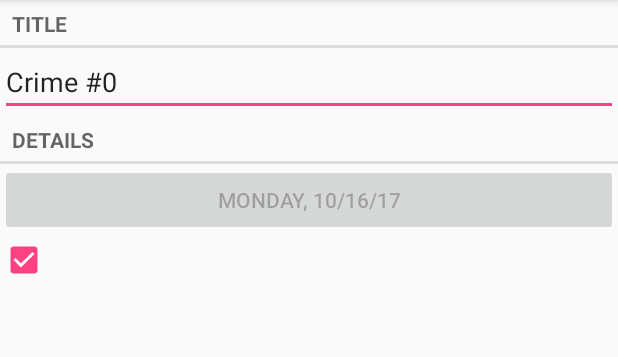
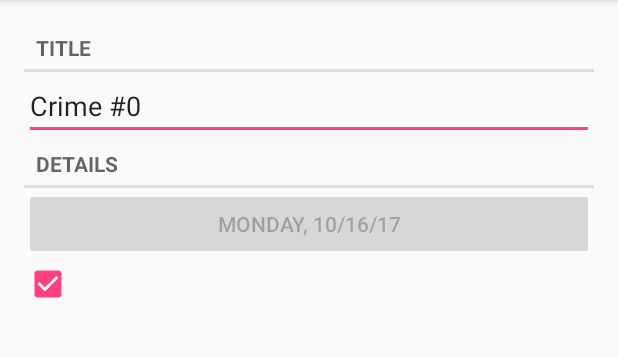
Before and after one commit to Derrek-Larson/CriminalIntent, an Android app: the CrimeFragment screen opened directly, with no data from a screen before it, on a phone screen of 412 x 824 dp, the part 84-441 px from its top. Run offline under Robolectric (Android 15) with nearby library versions, the phone set to English and light mode, and no system bars.

Commit message:
commit before beginning chapter 11 challenge section edit: ch11 challenge 1 finished.

```diff
--- a/app/src/main/res/layout/fragment_crime.xml
+++ b/app/src/main/res/layout/fragment_crime.xml
@@ -3,31 +3,44 @@
               android:orientation="vertical"
               android:layout_width="match_parent"
               android:layout_height="match_parent"
-              android:layout_margin="16dp"
     >
     <TextView
         style="?android:listSeparatorTextViewStyle"
         android:layout_width="match_parent"
         android:layout_height="wrap_content"
         android:text="@string/crime_title_label"
+        android:layout_marginTop="16dp"
+        android:layout_marginLeft="16dp"
+        android:layout_marginRight="16dp"
         />
     <EditText
         android:id="@+id/crime_title"
         android:layout_width="match_parent"
-        android:layout_height="wrap_content"/>
+        android:layout_height="wrap_content"
+        android:layout_marginLeft="16dp"
+        android:layout_marginRight="16dp"
+        />
     <TextView
         style="?android:listSeparatorTextViewStyle"
         android:layout_width="match_parent"
         android:layout_height="wrap_content"
         android:text="@string/crime_details_label"
+        android:layout_marginLeft="16dp"
+        android:layout_marginRight="16dp"
         />
     <Button
         android:id="@+id/crime_date"
         android:layout_width="match_parent"
-        android:layout_height="wrap_content"/>
+        android:layout_height="wrap_content"
+        android:layout_marginLeft="16dp"
+        android:layout_marginRight="16dp"
+        />
     <CheckBox
         android:id="@+id/crime_solved"
         android:layout_width="match_parent"
-        android:layout_height="wrap_content"/>
+        android:layout_height="wrap_content"
+        android:layout_marginLeft="16dp"
+        android:layout_marginRight="16dp"
+        />
 
 </LinearLayout>
```
